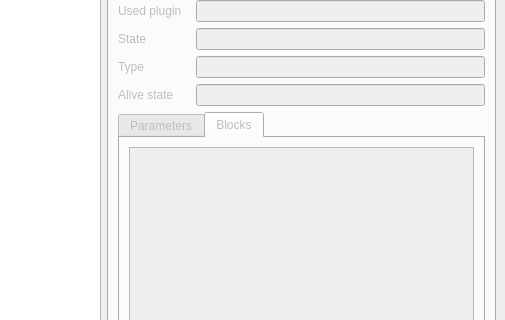
First picture: the form in ui/gui/qt_new/overview.ui, repository TUB-Control/PaPI, before the edit; both pictures show x 298 to 803 and y 91 to 411 of the 803 by 614 pixel window.
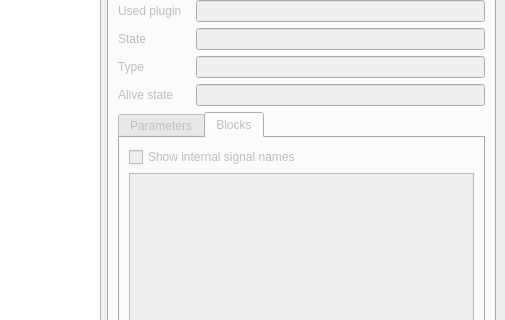
Second picture: the form after the edit. The open tabs and pages were chosen to show the change.

Patch:
```diff
--- a/ui/gui/qt_new/overview.ui
+++ b/ui/gui/qt_new/overview.ui
@@ -110,6 +110,13 @@
               <string>Blocks</string>
              </attribute>
              <layout class="QVBoxLayout" name="verticalLayout_5">
+              <item>
+               <widget class="QCheckBox" name="showInternalNameCheckBox">
+                <property name="text">
+                 <string>Show internal signal names</string>
+                </property>
+               </widget>
+              </item>
               <item>
                <widget class="QTreeView" name="blockTree"/>
               </item>
```
Left out of the diff: 5 changed lines with no effect on the pictures.
